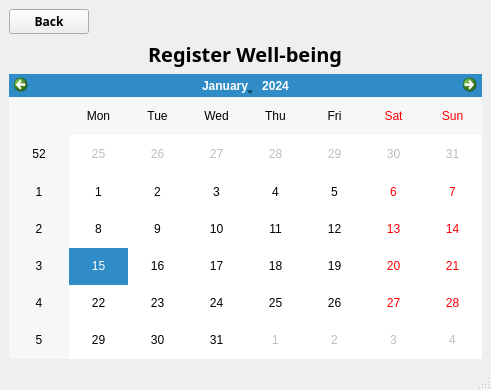
This is project_root/src/gui/Register.ui in CopycatPandaExpressChowMein/Agile-Development-Project-2025 as Qt 5 draws it before an edit. The edited form follows.
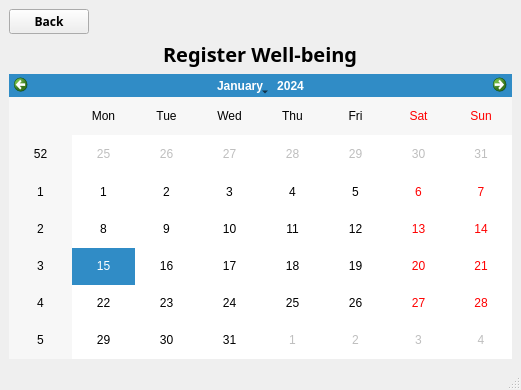
This is the edited form.

What changed in the file:
```diff
--- a/project_root/src/gui/Register.ui
+++ b/project_root/src/gui/Register.ui
@@ -6,7 +6,7 @@
    <rect>
     <x>0</x>
     <y>0</y>
-    <width>491</width>
+    <width>521</width>
     <height>390</height>
    </rect>
   </property>
@@ -67,7 +67,7 @@
          <widget class="QLabel" name="label">
           <property name="font">
            <font>
-            <family>Segoe UI Variable Display Semib</family>
+            <family>Book Antiqua</family>
             <pointsize>15</pointsize>
             <weight>75</weight>
             <italic>false</italic>
```
Left out of the diff: 6 changed lines with no effect on the pictures.
